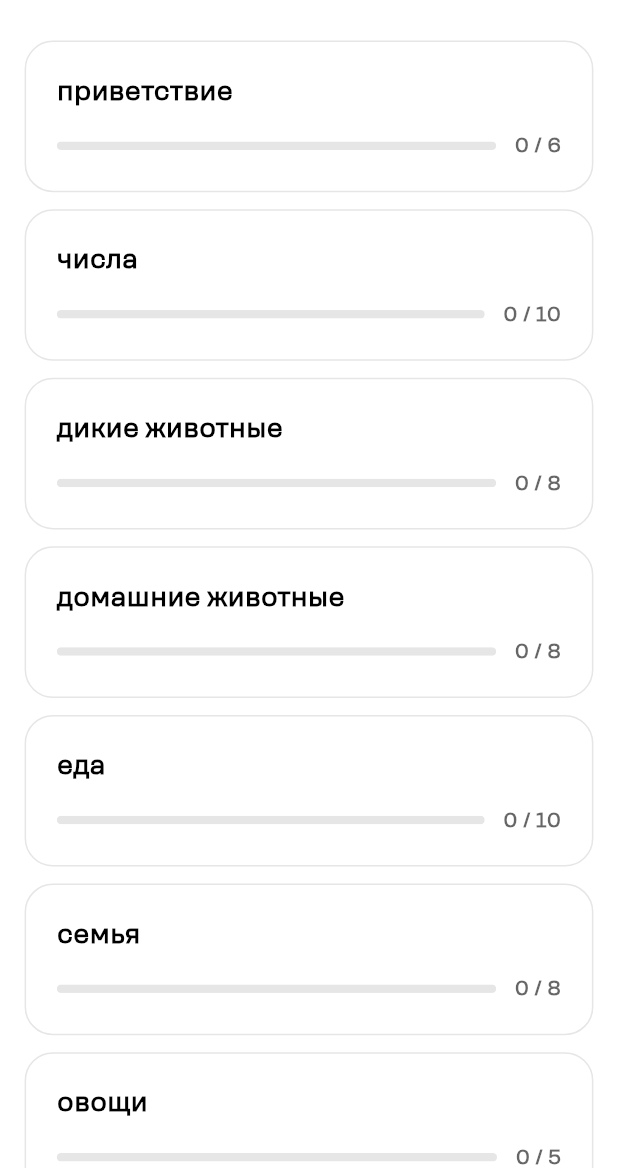
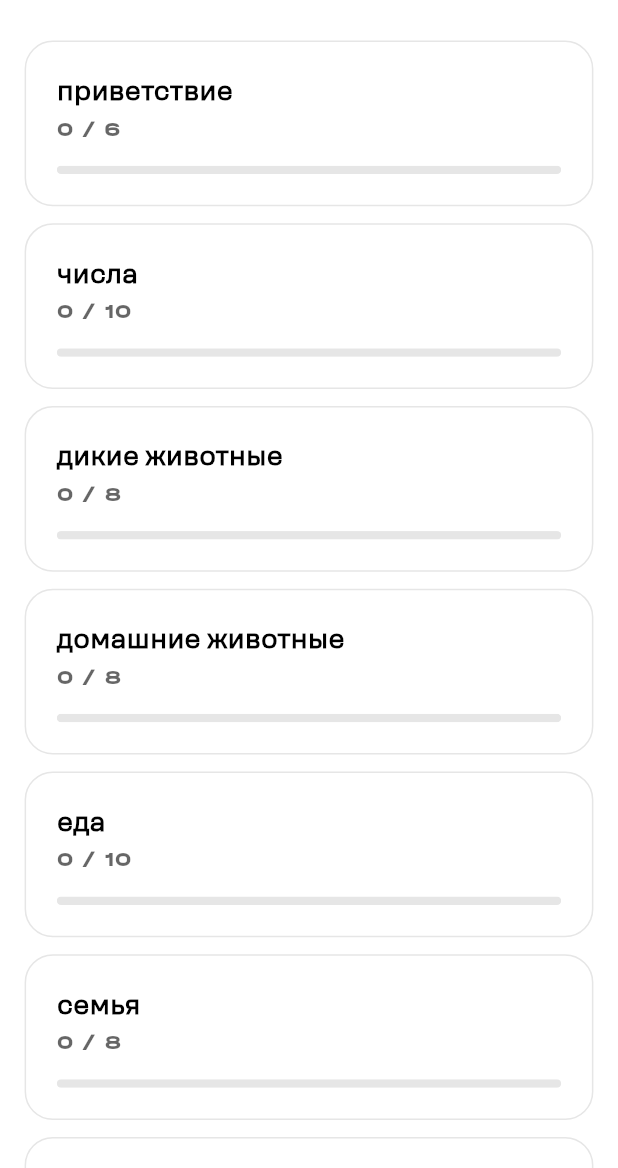
Before and after one commit to luxus-istu/t2_mobile_application, a Flutter app: the LessonsTopicsPage screen opened by its route, on a phone screen of 412 x 824 dp, the part 68-1236 px from its top. Run offline on Flutter 3.47's test engine with Material 3 defaults, Android fonts, the phone set to English and light mode, and no system bars; our stand-ins replace audioplayers, confetti, dartz, equatable, flutter_bloc, flutter_local_notifications and 10 more; accounts and stored records are empty; project files that could hold a hidden picture were left out.

Commit message:
feat: enhance lesson progress UI with completion indicators and status labels

```diff
--- a/lib/features/lessons/presentation/pages/lessons_topics_page.dart
+++ b/lib/features/lessons/presentation/pages/lessons_topics_page.dart
@@ -86,6 +86,20 @@ class _LessonsTopicsPageState extends State<LessonsTopicsPage> {
                     final totalCount = words.length;
                     final progressPct = viewedCount / totalCount;
 
+                    final isPassed = viewedCount == totalCount;
+                    final isStarted =
+                        viewedCount > 0 && viewedCount < totalCount;
+
+                    final borderColor = isPassed
+                        ? const Color(0xFFA7FC00).withValues(alpha: 0.3)
+                        : isStarted
+                        ? Theme.of(
+                            ctx,
+                          ).colorScheme.primary.withValues(alpha: 0.3)
+                        : Theme.of(
+                            ctx,
+                          ).colorScheme.onSurface.withValues(alpha: 0.1);
+
                     return Material(
                       color: Theme.of(ctx).colorScheme.surface,
                       borderRadius: BorderRadius.circular(20.r),
@@ -97,27 +111,51 @@ class _LessonsTopicsPageState extends State<LessonsTopicsPage> {
                           decoration: BoxDecoration(
                             borderRadius: BorderRadius.circular(20.r),
                             border: Border.all(
-                              color: Theme.of(
-                                ctx,
-                              ).colorScheme.onSurface.withValues(alpha: 0.1),
+                              color: borderColor,
+                              width: (isPassed || isStarted) ? 2 : 1,
                             ),
                           ),
                           child: Column(
                             crossAxisAlignment: CrossAxisAlignment.start,
                             children: [
-                              Text(
+                              Row(
+                                children: [
+                                  Expanded(
+                                    child: Text(
                                       _getCategoryTitle(cat),
                                       style: TextStyle(
                                         fontSize: 18.sp,
                                         fontWeight: FontWeight.bold,
-                                  color: Theme.of(ctx).colorScheme.onSurface,
+                                        color: Theme.of(
+                                          ctx,
+                                        ).colorScheme.onSurface,
+                                      ),
+                                    ),
+                                  ),
+                                  if (isPassed)
+                                    const Icon(
+                                      Icons.check_circle,
+                                      color: Color(0xFFA7FC00),
+                                    ),
+                                ],
+                              ),
+                              SizedBox(height: 4.h),
+                              Text(
+                                isPassed
+                                    ? 'МОЛОДЕЦ'
+                                    : '$viewedCount / $totalCount',
+                                style: TextStyle(
+                                  fontSize: 14.sp,
+                                  fontWeight: FontWeight.w900,
+                                  fontFamily: T2Theme.fontT2HalvarBreit,
+                                  color: isPassed
+                                      ? const Color(0xFFA7FC00)
+                                      : Theme.of(ctx).colorScheme.onSurface
+                                            .withValues(alpha: 0.6),
                                 ),
                               ),
                               SizedBox(height: 16.h),
-                              Row(
-                                children: [
-                                  Expanded(
-                                    child: ClipRRect(
+                              ClipRRect(
                                 borderRadius: BorderRadius.circular(4.r),
                                 child: LinearProgressIndicator(
                                   value: progressPct,
@@ -125,22 +163,11 @@ class _LessonsTopicsPageState extends State<LessonsTopicsPage> {
                                       .colorScheme
                                       .onSurface
                                       .withValues(alpha: 0.1),
-                                        color: T2Theme.magenta,
+                                  color: isPassed
+                                      ? const Color(0xFFA7FC00)
+                                      : T2Theme.magenta,
                                   minHeight: 6.h,
                                 ),
-                                    ),
-                                  ),
-                                  SizedBox(width: 12.w),
-                                  Text(
-                                    '$viewedCount / $totalCount',
-                                    style: TextStyle(
-                                      fontSize: 14.sp,
-                                      fontWeight: FontWeight.w600,
-                                      color: Theme.of(ctx).colorScheme.onSurface
-                                          .withValues(alpha: 0.6),
-                                    ),
-                                  ),
-                                ],
                               ),
                             ],
                           ),
```
Also changed, not shown: lib/features/lessons/presentation/pages/lesson_cards_page.dart (+41 -3 lines). Lines whose indentation alone changed are shown as unchanged.
